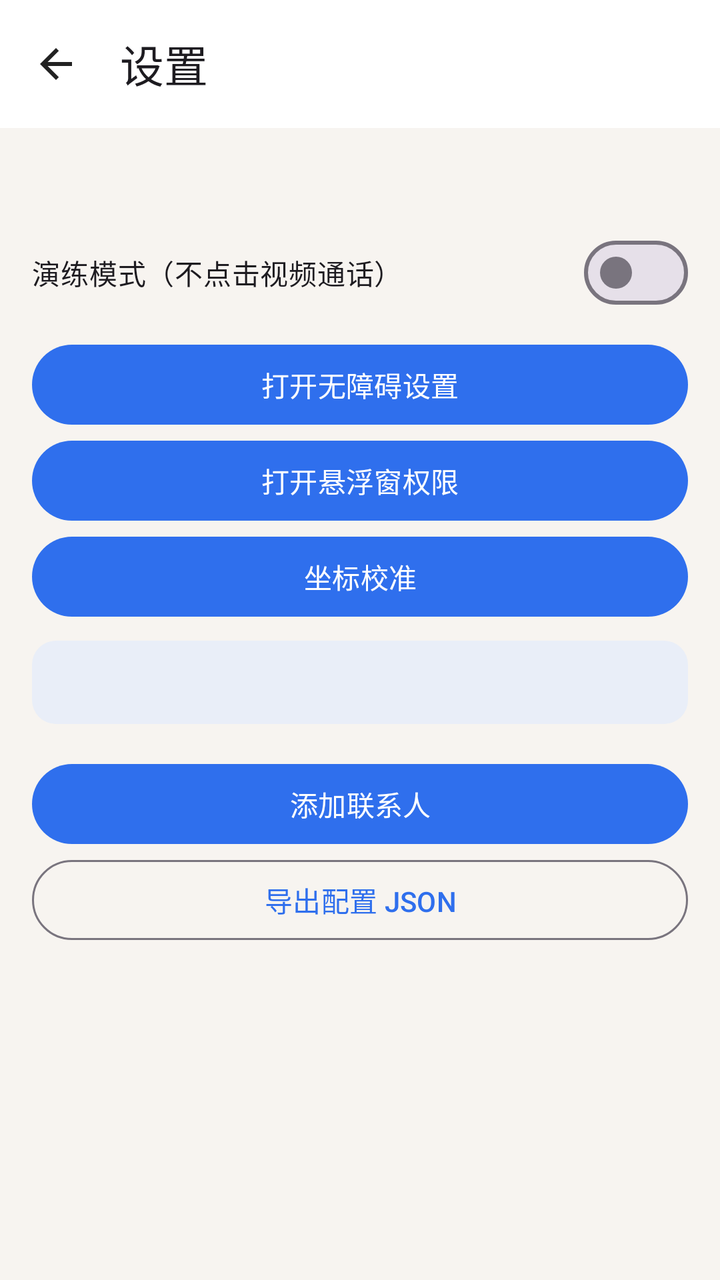
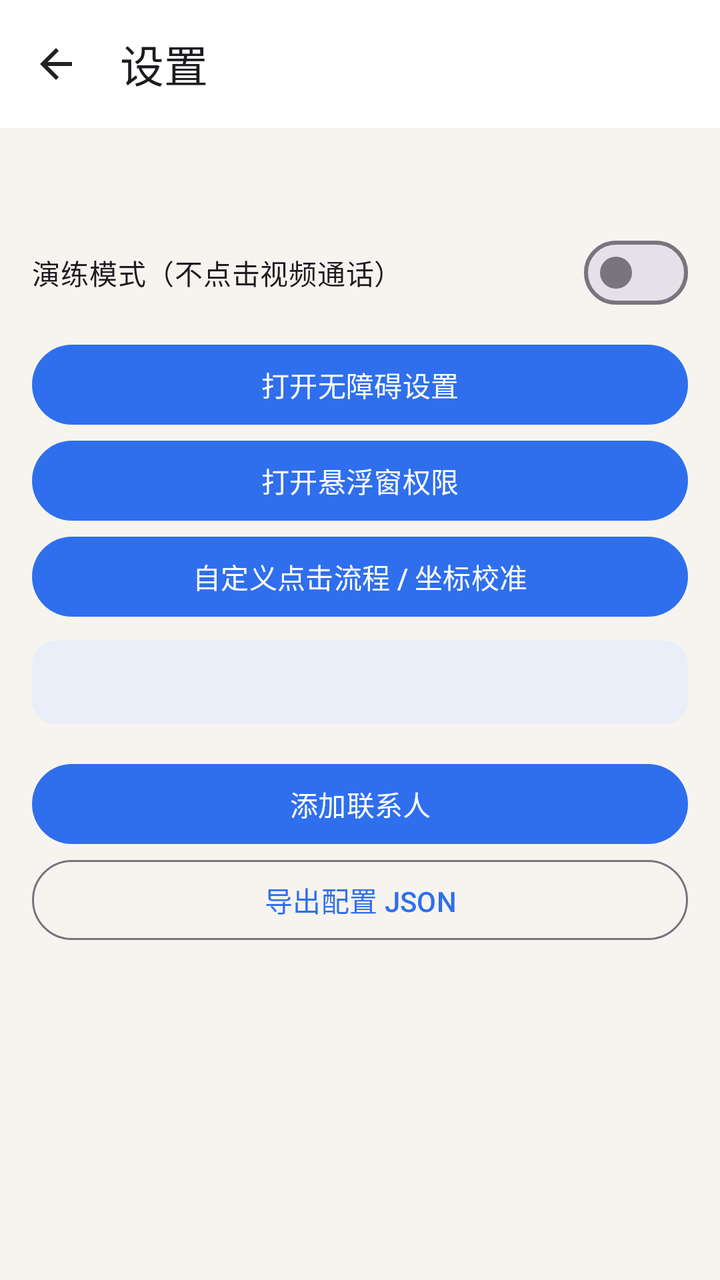

Compare the two renders of this Android layout. The source of the first and the diff that turns it into the second are given below.
<!-- AndroidManifest.xml: application theme Theme.WeChatPhotoCall -->
<!-- res/layout/activity_settings.xml -->
<?xml version="1.0" encoding="utf-8"?>
<LinearLayout xmlns:android="http://schemas.android.com/apk/res/android"
    xmlns:app="http://schemas.android.com/apk/res-auto"
    android:layout_width="match_parent"
    android:layout_height="match_parent"
    android:orientation="vertical"
    android:background="#FFF7F4F0">

    <com.google.android.material.appbar.MaterialToolbar
        android:id="@+id/toolbar"
        android:layout_width="match_parent"
        android:layout_height="?attr/actionBarSize"
        android:background="#FFFFFFFF"
        app:navigationIcon="@drawable/ic_back"
        app:title="@string/settings" />

    <androidx.core.widget.NestedScrollView
        android:layout_width="match_parent"
        android:layout_height="match_parent"
        android:padding="16dp">

        <LinearLayout
            android:layout_width="match_parent"
            android:layout_height="wrap_content"
            android:orientation="vertical">

            <com.google.android.material.textview.MaterialTextView
                android:id="@+id/tvServiceState"
                android:layout_width="match_parent"
                android:layout_height="wrap_content"
                android:textSize="15sp"
                android:textStyle="bold" />

            <com.google.android.material.materialswitch.MaterialSwitch
                android:id="@+id/switchDryRun"
                android:layout_width="match_parent"
                android:layout_height="wrap_content"
                android:layout_marginTop="12dp"
                android:text="演练模式（不点击视频通话）" />

            <com.google.android.material.button.MaterialButton
                android:id="@+id/btnOpenA11y"
                android:layout_width="match_parent"
                android:layout_height="wrap_content"
                android:layout_marginTop="8dp"
                android:text="打开无障碍设置" />

            <com.google.android.material.button.MaterialButton
                android:id="@+id/btnOpenOverlay"
                android:layout_width="match_parent"
                android:layout_height="wrap_content"
                android:text="打开悬浮窗权限" />

            <com.google.android.material.button.MaterialButton
                android:id="@+id/btnCalibration"
                android:layout_width="match_parent"
                android:layout_height="wrap_content"
                android:text="坐标校准" />

            <com.google.android.material.textview.MaterialTextView
                android:id="@+id/tvCalibrationSummary"
                android:layout_width="match_parent"
                android:layout_height="wrap_content"
                android:layout_marginTop="8dp"
                android:background="@drawable/bg_status"
                android:padding="12dp"
                android:textIsSelectable="true"
                android:textSize="13sp" />

            <com.google.android.material.button.MaterialButton
                android:id="@+id/btnAddContact"
                android:layout_width="match_parent"
                android:layout_height="wrap_content"
                android:layout_marginTop="16dp"
                android:text="添加联系人" />

            <com.google.android.material.button.MaterialButton
                android:id="@+id/btnExport"
                style="@style/Widget.Material3.Button.OutlinedButton"
                android:layout_width="match_parent"
                android:layout_height="wrap_content"
                android:text="导出配置 JSON" />

            <androidx.recyclerview.widget.RecyclerView
                android:id="@+id/recyclerContacts"
                android:layout_width="match_parent"
                android:layout_height="wrap_content"
                android:layout_marginTop="8dp"
                android:nestedScrollingEnabled="false" />
        </LinearLayout>
    </androidx.core.widget.NestedScrollView>
</LinearLayout>
<!-- resources referenced by this layout -->
<resources>
  <!-- drawable bg_status (drawable) -->
  <?xml version="1.0" encoding="utf-8"?>
  <shape xmlns:android="http://schemas.android.com/apk/res/android" android:shape="rectangle">
      <solid android:color="@color/status_bg" />
      <corners android:radius="12dp" />
  </shape>
  <!-- drawable ic_back (drawable) -->
  <?xml version="1.0" encoding="utf-8"?>
  <vector xmlns:android="http://schemas.android.com/apk/res/android"
      android:width="24dp"
      android:height="24dp"
      android:viewportWidth="24"
      android:viewportHeight="24">
      <path
          android:fillColor="#FF222222"
          android:pathData="M20,11H7.83l5.59,-5.59L12,4l-8,8 8,8 1.41,-1.41L7.83,13H20v-2z" />
  </vector>
  <string name="settings">设置</string>
  <style name="Theme.WeChatPhotoCall" parent="Theme.Material3.Light.NoActionBar">
          <item name="colorPrimary">@color/primary</item>
          <item name="colorPrimaryDark">@color/primary_dark</item>
          <item name="colorOnPrimary">@color/white</item>
          <item name="android:statusBarColor">@color/primary</item>
          <item name="android:navigationBarColor">@color/white</item>
          <item name="android:windowBackground">@color/background</item>
      </style>
  <color name="status_bg">#FFE9EEF8</color>
  <color name="primary">#FF2F6FED</color>
  <color name="primary_dark">#FF1F4FB8</color>
  <color name="white">#FFFFFFFF</color>
  <color name="background">#FFF7F4F0</color>
</resources>

<!-- the commit's change to res/layout/activity_settings.xml (unified diff, before → after) -->
@@ -55,7 +55,7 @@
                 android:id="@+id/btnCalibration"
                 android:layout_width="match_parent"
                 android:layout_height="wrap_content"
-                android:text="坐标校准" />
+                android:text="自定义点击流程 / 坐标校准" />
 
             <com.google.android.material.textview.MaterialTextView
                 android:id="@+id/tvCalibrationSummary"
